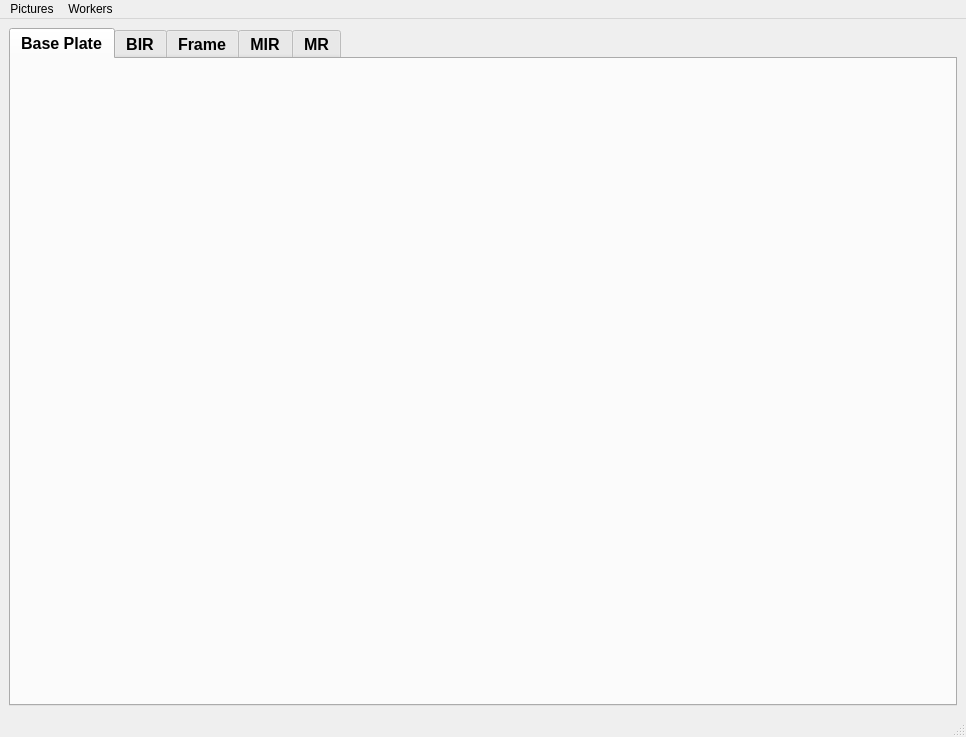
First picture: the form in guis/panel/partsprep/partsPrepUI.ui, repository bamesserly/mu2e-tracker-factory, before the edit.
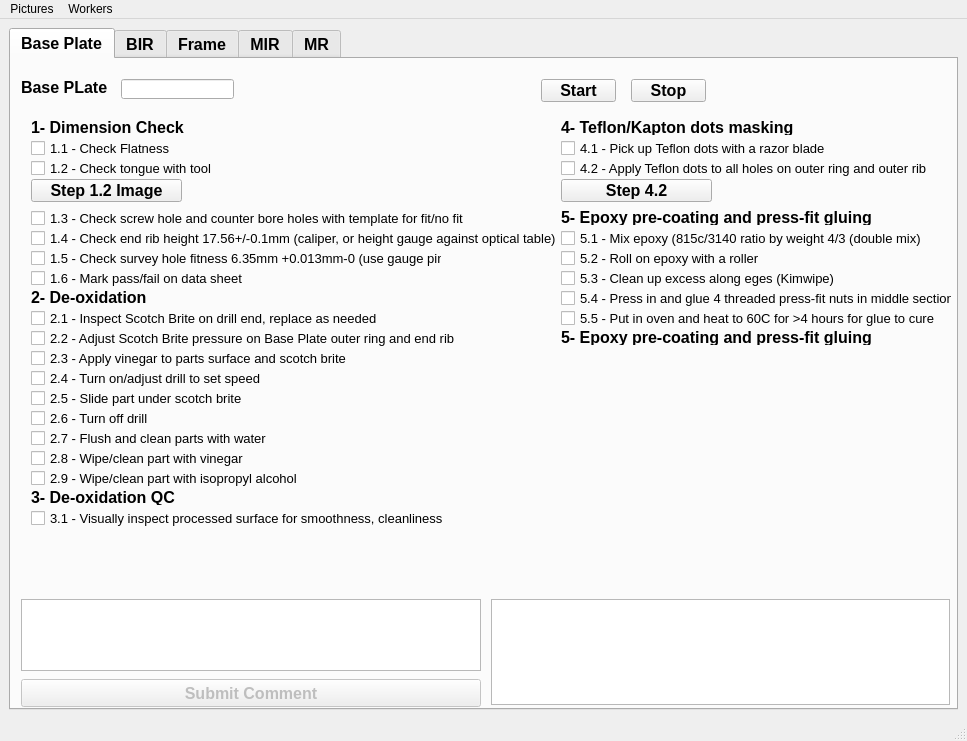
Second picture: the form after the edit. The open tabs and pages were chosen to show the change.

Commit message: Some progress on Base Plate UI, added batch executable - The .ui ui file has some unfinished business, but not the .py ui file.  Users won't notice any difference - Added an executable for quick startup

The edit to the form file:
```diff
--- a/guis/panel/partsprep/partsPrepUI.ui
+++ b/guis/panel/partsprep/partsPrepUI.ui
@@ -6,8 +6,8 @@
    <rect>
     <x>0</x>
     <y>0</y>
-    <width>966</width>
-    <height>707</height>
+    <width>967</width>
+    <height>741</height>
    </rect>
   </property>
   <property name="windowTitle">
@@ -31,6 +31,658 @@
        <attribute name="title">
         <string>Base Plate</string>
        </attribute>
+       <widget class="QPushButton" name="bpStartPB">
+        <property name="geometry">
+         <rect>
+          <x>530</x>
+          <y>20</y>
+          <width>75</width>
+          <height>23</height>
+         </rect>
+        </property>
+        <property name="text">
+         <string>Start</string>
+        </property>
+       </widget>
+       <widget class="QPushButton" name="pbStopPB">
+        <property name="geometry">
+         <rect>
+          <x>620</x>
+          <y>20</y>
+          <width>75</width>
+          <height>23</height>
+         </rect>
+        </property>
+        <property name="text">
+         <string>Stop</string>
+        </property>
+       </widget>
+       <widget class="QLineEdit" name="bpLE">
+        <property name="geometry">
+         <rect>
+          <x>110</x>
+          <y>20</y>
+          <width>113</width>
+          <height>20</height>
+         </rect>
+        </property>
+       </widget>
+       <widget class="QLabel" name="label_8">
+        <property name="geometry">
+         <rect>
+          <x>10</x>
+          <y>20</y>
+          <width>101</width>
+          <height>16</height>
+         </rect>
+        </property>
+        <property name="text">
+         <string>Base PLate</string>
+        </property>
+       </widget>
+       <widget class="QCheckBox" name="bp1_1">
+        <property name="geometry">
+         <rect>
+          <x>20</x>
+          <y>80</y>
+          <width>221</width>
+          <height>18</height>
+         </rect>
+        </property>
+        <property name="font">
+         <font>
+          <pointsize>10</pointsize>
+          <weight>50</weight>
+          <bold>false</bold>
+         </font>
+        </property>
+        <property name="text">
+         <string>1.1 - Check Flatness</string>
+        </property>
+       </widget>
+       <widget class="QPushButton" name="bpImage1_2">
+        <property name="geometry">
+         <rect>
+          <x>20</x>
+          <y>120</y>
+          <width>151</width>
+          <height>23</height>
+         </rect>
+        </property>
+        <property name="text">
+         <string>Step 1.2 Image</string>
+        </property>
+       </widget>
+       <widget class="QLabel" name="label_9">
+        <property name="geometry">
+         <rect>
+          <x>20</x>
+          <y>60</y>
+          <width>181</width>
+          <height>16</height>
+         </rect>
+        </property>
+        <property name="text">
+         <string>1- Dimension Check</string>
+        </property>
+       </widget>
+       <widget class="QCheckBox" name="bp1_2">
+        <property name="geometry">
+         <rect>
+          <x>20</x>
+          <y>100</y>
+          <width>231</width>
+          <height>18</height>
+         </rect>
+        </property>
+        <property name="font">
+         <font>
+          <pointsize>10</pointsize>
+          <weight>50</weight>
+          <bold>false</bold>
+         </font>
+        </property>
+        <property name="text">
+         <string>1.2 - Check tongue with tool</string>
+        </property>
+       </widget>
+       <widget class="QCheckBox" name="bp1_3">
+        <property name="geometry">
+         <rect>
+          <x>20</x>
+          <y>150</y>
+          <width>471</width>
+          <height>18</height>
+         </rect>
+        </property>
+        <property name="font">
+         <font>
+          <pointsize>10</pointsize>
+          <weight>50</weight>
+          <bold>false</bold>
+         </font>
+        </property>
+        <property name="text">
+         <string>1.3 - Check screw hole and counter bore holes with template for fit/no fit</string>
+        </property>
+       </widget>
+       <widget class="QCheckBox" name="bp1_4">
+        <property name="geometry">
+         <rect>
+          <x>20</x>
+          <y>170</y>
+          <width>531</width>
+          <height>18</height>
+         </rect>
+        </property>
+        <property name="font">
+         <font>
+          <pointsize>10</pointsize>
+          <weight>50</weight>
+          <bold>false</bold>
+         </font>
+        </property>
+        <property name="text">
+         <string>1.4 - Check end rib height 17.56+/-0.1mm (caliper, or height gauge against optical table)</string>
+        </property>
+       </widget>
+       <widget class="QCheckBox" name="bp1_5">
+        <property name="geometry">
+         <rect>
+          <x>20</x>
+          <y>190</y>
+          <width>411</width>
+          <height>18</height>
+         </rect>
+        </property>
+        <property name="font">
+         <font>
+          <pointsize>10</pointsize>
+          <weight>50</weight>
+          <bold>false</bold>
+         </font>
+        </property>
+        <property name="text">
+         <string>1.5 - Check survey hole fitness 6.35mm +0.013mm-0 (use gauge pin)</string>
+        </property>
+       </widget>
+       <widget class="QCheckBox" name="bp1_6">
+        <property name="geometry">
+         <rect>
+          <x>20</x>
+          <y>210</y>
+          <width>291</width>
+          <height>18</height>
+         </rect>
+        </property>
+        <property name="font">
+         <font>
+          <pointsize>10</pointsize>
+          <weight>50</weight>
+          <bold>false</bold>
+         </font>
+        </property>
+        <property name="text">
+         <string>1.6 - Mark pass/fail on data sheet</string>
+        </property>
+       </widget>
+       <widget class="QLabel" name="label_10">
+        <property name="geometry">
+         <rect>
+          <x>20</x>
+          <y>230</y>
+          <width>181</width>
+          <height>16</height>
+         </rect>
+        </property>
+        <property name="text">
+         <string>2- De-oxidation</string>
+        </property>
+       </widget>
+       <widget class="QCheckBox" name="bp2_1">
+        <property name="geometry">
+         <rect>
+          <x>20</x>
+          <y>250</y>
+          <width>351</width>
+          <height>18</height>
+         </rect>
+        </property>
+        <property name="font">
+         <font>
+          <pointsize>10</pointsize>
+          <weight>50</weight>
+          <bold>false</bold>
+         </font>
+        </property>
+        <property name="text">
+         <string>2.1 - Inspect Scotch Brite on drill end, replace as needed</string>
+        </property>
+       </widget>
+       <widget class="QCheckBox" name="bp2_2">
+        <property name="geometry">
+         <rect>
+          <x>20</x>
+          <y>270</y>
+          <width>461</width>
+          <height>18</height>
+         </rect>
+        </property>
+        <property name="font">
+         <font>
+          <pointsize>10</pointsize>
+          <weight>50</weight>
+          <bold>false</bold>
+         </font>
+        </property>
+        <property name="text">
+         <string>2.2 - Adjust Scotch Brite pressure on Base Plate outer ring and end rib</string>
+        </property>
+       </widget>
+       <widget class="QCheckBox" name="bp2_3">
+        <property name="geometry">
+         <rect>
+          <x>20</x>
+          <y>290</y>
+          <width>351</width>
+          <height>18</height>
+         </rect>
+        </property>
+        <property name="font">
+         <font>
+          <pointsize>10</pointsize>
+          <weight>50</weight>
+          <bold>false</bold>
+         </font>
+        </property>
+        <property name="text">
+         <string>2.3 - Apply vinegar to parts surface and scotch brite</string>
+        </property>
+       </widget>
+       <widget class="QCheckBox" name="bp2_4">
+        <property name="geometry">
+         <rect>
+          <x>20</x>
+          <y>310</y>
+          <width>351</width>
+          <height>18</height>
+         </rect>
+        </property>
+        <property name="font">
+         <font>
+          <pointsize>10</pointsize>
+          <weight>50</weight>
+          <bold>false</bold>
+         </font>
+        </property>
+        <property name="text">
+         <string>2.4 - Turn on/adjust drill to set speed</string>
+        </property>
+       </widget>
+       <widget class="QCheckBox" name="bp2_5">
+        <property name="geometry">
+         <rect>
+          <x>20</x>
+          <y>330</y>
+          <width>351</width>
+          <height>18</height>
+         </rect>
+        </property>
+        <property name="font">
+         <font>
+          <pointsize>10</pointsize>
+          <weight>50</weight>
+          <bold>false</bold>
+         </font>
+        </property>
+        <property name="text">
+         <string>2.5 - Slide part under scotch brite</string>
+        </property>
+       </widget>
+       <widget class="QCheckBox" name="bp2_6">
+        <property name="geometry">
+         <rect>
+          <x>20</x>
+          <y>350</y>
+          <width>351</width>
+          <height>18</height>
+         </rect>
+        </property>
+        <property name="font">
+         <font>
+          <pointsize>10</pointsize>
+          <weight>50</weight>
+          <bold>false</bold>
+         </font>
+        </property>
+        <property name="text">
+         <string>2.6 - Turn off drill</string>
+        </property>
+       </widget>
+       <widget class="QCheckBox" name="bp2_7">
+        <property name="geometry">
+         <rect>
+          <x>20</x>
+          <y>370</y>
+          <width>351</width>
+          <height>18</height>
+         </rect>
+        </property>
+        <property name="font">
+         <font>
+          <pointsize>10</pointsize>
+          <weight>50</weight>
+          <bold>false</bold>
+         </font>
+        </property>
+        <property name="text">
+         <string>2.7 - Flush and clean parts with water</string>
+        </property>
+       </widget>
+       <widget class="QCheckBox" name="bp2_8">
+        <property name="geometry">
+         <rect>
+          <x>20</x>
+          <y>390</y>
+          <width>351</width>
+          <height>18</height>
+         </rect>
+        </property>
+        <property name="font">
+         <font>
+          <pointsize>10</pointsize>
+          <weight>50</weight>
+          <bold>false</bold>
+         </font>
+        </property>
+        <property name="text">
+         <string>2.8 - Wipe/clean part with vinegar</string>
+        </property>
+       </widget>
+       <widget class="QCheckBox" name="bp2_9">
+        <property name="geometry">
+         <rect>
+          <x>20</x>
+          <y>410</y>
+          <width>351</width>
+          <height>18</height>
+         </rect>
+        </property>
+        <property name="font">
+         <font>
+          <pointsize>10</pointsize>
+          <weight>50</weight>
+          <bold>false</bold>
+         </font>
+        </property>
+        <property name="text">
+         <string>2.9 - Wipe/clean part with isopropyl alcohol</string>
+        </property>
+       </widget>
+       <widget class="QCheckBox" name="bp3_1">
+        <property name="geometry">
+         <rect>
+          <x>20</x>
+          <y>450</y>
+          <width>421</width>
+          <height>18</height>
+         </rect>
+        </property>
+        <property name="font">
+         <font>
+          <pointsize>10</pointsize>
+          <weight>50</weight>
+          <bold>false</bold>
+         </font>
+        </property>
+        <property name="text">
+         <string>3.1 - Visually inspect processed surface for smoothness, cleanliness</string>
+        </property>
+       </widget>
+       <widget class="QLabel" name="label_21">
+        <property name="geometry">
+         <rect>
+          <x>20</x>
+          <y>430</y>
+          <width>181</width>
+          <height>16</height>
+         </rect>
+        </property>
+        <property name="text">
+         <string>3- De-oxidation QC</string>
+        </property>
+       </widget>
+       <widget class="QTextEdit" name="bpComEntryTE">
+        <property name="geometry">
+         <rect>
+          <x>10</x>
+          <y>540</y>
+          <width>460</width>
+          <height>72</height>
+         </rect>
+        </property>
+       </widget>
+       <widget class="QPushButton" name="bpComEntryPB">
+        <property name="enabled">
+         <bool>false</bool>
+        </property>
+        <property name="geometry">
+         <rect>
+          <x>10</x>
+          <y>620</y>
+          <width>460</width>
+          <height>28</height>
+         </rect>
+        </property>
+        <property name="text">
+         <string>Submit Comment</string>
+        </property>
+       </widget>
+       <widget class="QTextEdit" name="bpComDisplayTE">
+        <property name="geometry">
+         <rect>
+          <x>480</x>
+          <y>540</y>
+          <width>459</width>
+          <height>106</height>
+         </rect>
+        </property>
+        <property name="readOnly">
+         <bool>true</bool>
+        </property>
+       </widget>
+       <widget class="QLabel" name="label_22">
+        <property name="geometry">
+         <rect>
+          <x>550</x>
+          <y>60</y>
+          <width>321</width>
+          <height>16</height>
+         </rect>
+        </property>
+        <property name="text">
+         <string>4- Teflon/Kapton dots masking</string>
+        </property>
+       </widget>
+       <widget class="QCheckBox" name="bp4_1">
+        <property name="geometry">
+         <rect>
+          <x>550</x>
+          <y>80</y>
+          <width>391</width>
+          <height>18</height>
+         </rect>
+        </property>
+        <property name="font">
+         <font>
+          <pointsize>10</pointsize>
+          <weight>50</weight>
+          <bold>false</bold>
+         </font>
+        </property>
+        <property name="text">
+         <string>4.1 - Pick up Teflon dots with a razor blade</string>
+        </property>
+       </widget>
+       <widget class="QCheckBox" name="bp4_2">
+        <property name="geometry">
+         <rect>
+          <x>550</x>
+          <y>100</y>
+          <width>391</width>
+          <height>18</height>
+         </rect>
+        </property>
+        <property name="font">
+         <font>
+          <pointsize>10</pointsize>
+          <weight>50</weight>
+          <bold>false</bold>
+         </font>
+        </property>
+        <property name="text">
+         <string>4.2 - Apply Teflon dots to all holes on outer ring and outer rib</string>
+        </property>
+       </widget>
+       <widget class="QPushButton" name="bpImage1_4">
+        <property name="geometry">
+         <rect>
+          <x>550</x>
+          <y>120</y>
+          <width>151</width>
+          <height>23</height>
+         </rect>
+        </property>
+        <property name="text">
+         <string>Step 4.2</string>
+        </property>
+       </widget>
+       <widget class="QLabel" name="label_23">
+        <property name="geometry">
+         <rect>
+          <x>550</x>
+          <y>150</y>
+          <width>371</width>
+          <height>16</height>
+         </rect>
+        </property>
+        <property name="text">
+         <string>5- Epoxy pre-coating and press-fit gluing</string>
+        </property>
+       </widget>
+       <widget class="QCheckBox" name="bp5_1">
+        <property name="geometry">
+         <rect>
+          <x>550</x>
+          <y>170</y>
+          <width>391</width>
+          <height>18</height>
+         </rect>
+        </property>
+        <property name="font">
+         <font>
+          <pointsize>10</pointsize>
+          <weight>50</weight>
+          <bold>false</bold>
+         </font>
+        </property>
+        <property name="text">
+         <string>5.1 - Mix epoxy (815c/3140 ratio by weight 4/3 (double mix)</string>
+        </property>
+       </widget>
+       <widget class="QCheckBox" name="bp5_2">
+        <property name="geometry">
+         <rect>
+          <x>550</x>
+          <y>190</y>
+          <width>391</width>
+          <height>18</height>
+         </rect>
+        </property>
+        <property name="font">
+         <font>
+          <pointsize>10</pointsize>
+          <weight>50</weight>
+          <bold>false</bold>
+         </font>
+        </property>
+        <property name="text">
+         <string>5.2 - Roll on epoxy with a roller</string>
+        </property>
+       </widget>
+       <widget class="QCheckBox" name="bp5_3">
+        <property name="geometry">
+         <rect>
+          <x>550</x>
+          <y>210</y>
+          <width>391</width>
+          <height>18</height>
+         </rect>
+        </property>
+        <property name="font">
+         <font>
+          <pointsize>10</pointsize>
+          <weight>50</weight>
+          <bold>false</bold>
+         </font>
+        </property>
+        <property name="text">
+         <string>5.3 - Clean up excess along eges (Kimwipe)</string>
+        </property>
+       </widget>
+       <widget class="QCheckBox" name="bp5_4">
+        <property name="geometry">
+         <rect>
+          <x>550</x>
+          <y>230</y>
+          <width>391</width>
+          <height>18</height>
+         </rect>
+        </property>
+        <property name="font">
+         <font>
+          <pointsize>10</pointsize>
+          <weight>50</weight>
+          <bold>false</bold>
+         </font>
+        </property>
+        <property name="text">
+         <string>5.4 - Press in and glue 4 threaded press-fit nuts in middle section</string>
+        </property>
+       </widget>
+       <widget class="QCheckBox" name="bp5_5">
+        <property name="geometry">
+         <rect>
+          <x>550</x>
+          <y>250</y>
+          <width>391</width>
+          <height>18</height>
+         </rect>
+        </property>
+        <property name="font">
+         <font>
+          <pointsize>10</pointsize>
+          <weight>50</weight>
+          <bold>false</bold>
+         </font>
+        </property>
+        <property name="text">
+         <string>5.5 - Put in oven and heat to 60C for &gt;4 hours for glue to cure</string>
+        </property>
+       </widget>
+       <widget class="QLabel" name="label_24">
+        <property name="geometry">
+         <rect>
+          <x>550</x>
+          <y>270</y>
+          <width>371</width>
+          <height>16</height>
+         </rect>
+        </property>
+        <property name="text">
+         <string>5- Epoxy pre-coating and press-fit gluing</string>
+        </property>
+       </widget>
       </widget>
       <widget class="QWidget" name="bir">
        <attribute name="title">
@@ -725,7 +1377,7 @@
     <rect>
      <x>0</x>
      <y>0</y>
-     <width>966</width>
+     <width>967</width>
      <height>22</height>
     </rect>
    </property>
```
Left out of the diff: 2 changed lines with no effect on the pictures. The commit also changes 1 other file.
